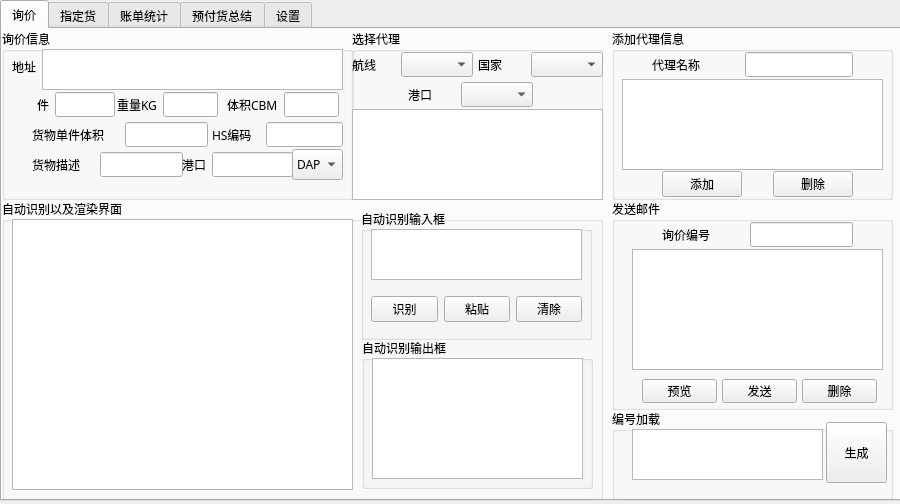
Qt form Ui/untitled.ui (jerryliang122-vast/working-CIF-service) before a commit.
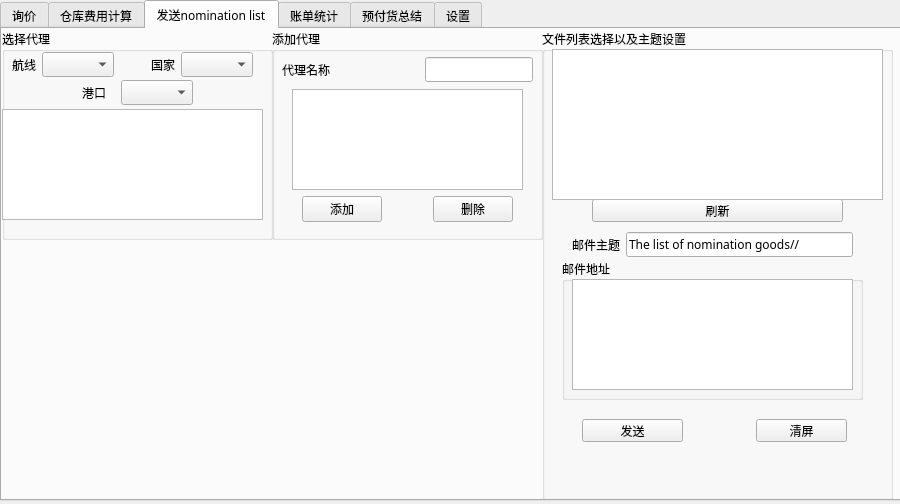
The same form after that commit. The open tabs and pages were chosen to show the change.

Diff of the .ui file:
```diff
--- a/Ui/untitled.ui
+++ b/Ui/untitled.ui
@@ -1583,7 +1583,7 @@
    </widget>
    <widget class="QWidget" name="tab_4">
     <attribute name="title">
-     <string>指定货</string>
+     <string>仓库费用计算</string>
     </attribute>
     <widget class="QGroupBox" name="groupBox_9">
      <property name="geometry">
@@ -2273,6 +2273,317 @@
      </widget>
     </widget>
    </widget>
+   <widget class="QWidget" name="tab_6">
+    <attribute name="title">
+     <string>发送nomination list</string>
+    </attribute>
+    <widget class="QGroupBox" name="groupBox_20">
+     <property name="geometry">
+      <rect>
+       <x>0</x>
+       <y>0</y>
+       <width>271</width>
+       <height>211</height>
+      </rect>
+     </property>
+     <property name="title">
+      <string>选择代理</string>
+     </property>
+     <widget class="QWidget" name="horizontalLayoutWidget_21">
+      <property name="geometry">
+       <rect>
+        <x>10</x>
+        <y>20</y>
+        <width>241</width>
+        <height>31</height>
+       </rect>
+      </property>
+      <layout class="QHBoxLayout" name="horizontalLayout_47">
+       <item>
+        <layout class="QHBoxLayout" name="horizontalLayout_44">
+         <item>
+          <widget class="QLabel" name="label_43">
+           <property name="text">
+            <string>航线</string>
+           </property>
+          </widget>
+         </item>
+         <item>
+          <widget class="QComboBox" name="nom_line"/>
+         </item>
+        </layout>
+       </item>
+       <item>
+        <spacer name="horizontalSpacer_18">
+         <property name="orientation">
+          <enum>Qt::Horizontal</enum>
+         </property>
+         <property name="sizeHint" stdset="0">
+          <size>
+           <width>40</width>
+           <height>20</height>
+          </size>
+         </property>
+        </spacer>
+       </item>
+       <item>
+        <layout class="QHBoxLayout" name="horizontalLayout_45">
+         <item>
+          <widget class="QLabel" name="label_44">
+           <property name="text">
+            <string>国家</string>
+           </property>
+          </widget>
+         </item>
+         <item>
+          <widget class="QComboBox" name="nom_countries"/>
+         </item>
+        </layout>
+       </item>
+      </layout>
+     </widget>
+     <widget class="QWidget" name="horizontalLayoutWidget_20">
+      <property name="geometry">
+       <rect>
+        <x>80</x>
+        <y>50</y>
+        <width>111</width>
+        <height>27</height>
+       </rect>
+      </property>
+      <layout class="QHBoxLayout" name="horizontalLayout_46">
+       <item>
+        <widget class="QLabel" name="label_45">
+         <property name="text">
+          <string>港口</string>
+         </property>
+        </widget>
+       </item>
+       <item>
+        <widget class="QComboBox" name="nom_port"/>
+       </item>
+      </layout>
+     </widget>
+     <widget class="QListView" name="nom_port_list">
+      <property name="geometry">
+       <rect>
+        <x>0</x>
+        <y>80</y>
+        <width>261</width>
+        <height>111</height>
+       </rect>
+      </property>
+     </widget>
+    </widget>
+    <widget class="QGroupBox" name="groupBox_19">
+     <property name="geometry">
+      <rect>
+       <x>270</x>
+       <y>0</y>
+       <width>271</width>
+       <height>211</height>
+      </rect>
+     </property>
+     <property name="title">
+      <string>添加代理</string>
+     </property>
+     <widget class="QWidget" name="horizontalLayoutWidget_23">
+      <property name="geometry">
+       <rect>
+        <x>10</x>
+        <y>20</y>
+        <width>251</width>
+        <height>41</height>
+       </rect>
+      </property>
+      <layout class="QHBoxLayout" name="horizontalLayout_48">
+       <item>
+        <widget class="QLabel" name="label_46">
+         <property name="text">
+          <string>代理名称</string>
+         </property>
+        </widget>
+       </item>
+       <item>
+        <spacer name="horizontalSpacer_19">
+         <property name="orientation">
+          <enum>Qt::Horizontal</enum>
+         </property>
+         <property name="sizeHint" stdset="0">
+          <size>
+           <width>40</width>
+           <height>20</height>
+          </size>
+         </property>
+        </spacer>
+       </item>
+       <item>
+        <widget class="QLineEdit" name="nom_agent_name"/>
+       </item>
+      </layout>
+     </widget>
+     <widget class="QPlainTextEdit" name="nom_agent_email_list">
+      <property name="geometry">
+       <rect>
+        <x>20</x>
+        <y>60</y>
+        <width>231</width>
+        <height>101</height>
+       </rect>
+      </property>
+     </widget>
+    </widget>
+    <widget class="QWidget" name="horizontalLayoutWidget_24">
+     <property name="geometry">
+      <rect>
+       <x>300</x>
+       <y>160</y>
+       <width>211</width>
+       <height>41</height>
+      </rect>
+     </property>
+     <layout class="QHBoxLayout" name="horizontalLayout_49">
+      <item>
+       <widget class="QPushButton" name="nom_agent_add">
+        <property name="text">
+         <string>添加</string>
+        </property>
+       </widget>
+      </item>
+      <item>
+       <spacer name="horizontalSpacer_20">
+        <property name="orientation">
+         <enum>Qt::Horizontal</enum>
+        </property>
+        <property name="sizeHint" stdset="0">
+         <size>
+          <width>40</width>
+          <height>20</height>
+         </size>
+        </property>
+       </spacer>
+      </item>
+      <item>
+       <widget class="QPushButton" name="nom_agent_delete">
+        <property name="text">
+         <string>删除</string>
+        </property>
+       </widget>
+      </item>
+     </layout>
+    </widget>
+    <widget class="QGroupBox" name="groupBox_21">
+     <property name="geometry">
+      <rect>
+       <x>540</x>
+       <y>0</y>
+       <width>351</width>
+       <height>471</height>
+      </rect>
+     </property>
+     <property name="title">
+      <string>文件列表选择以及主题设置</string>
+     </property>
+     <widget class="QPushButton" name="nom_file_list_update">
+      <property name="geometry">
+       <rect>
+        <x>50</x>
+        <y>170</y>
+        <width>251</width>
+        <height>23</height>
+       </rect>
+      </property>
+      <property name="text">
+       <string>刷新</string>
+      </property>
+     </widget>
+     <widget class="QWidget" name="horizontalLayoutWidget_25">
+      <property name="geometry">
+       <rect>
+        <x>30</x>
+        <y>200</y>
+        <width>281</width>
+        <height>31</height>
+       </rect>
+      </property>
+      <layout class="QHBoxLayout" name="horizontalLayout_50">
+       <item>
+        <widget class="QLabel" name="label_47">
+         <property name="text">
+          <string>邮件主题</string>
+         </property>
+        </widget>
+       </item>
+       <item>
+        <widget class="QLineEdit" name="nom_email_subject">
+         <property name="text">
+          <string>The list of nomination goods//</string>
+         </property>
+        </widget>
+       </item>
+      </layout>
+     </widget>
+     <widget class="QGroupBox" name="groupBox_22">
+      <property name="geometry">
+       <rect>
+        <x>20</x>
+        <y>230</y>
+        <width>301</width>
+        <height>141</height>
+       </rect>
+      </property>
+      <property name="title">
+       <string>邮件地址</string>
+      </property>
+      <widget class="QTableView" name="nom_email_list">
+       <property name="geometry">
+        <rect>
+         <x>10</x>
+         <y>20</y>
+         <width>281</width>
+         <height>111</height>
+        </rect>
+       </property>
+      </widget>
+     </widget>
+     <widget class="QPushButton" name="nom_email_send">
+      <property name="geometry">
+       <rect>
+        <x>40</x>
+        <y>390</y>
+        <width>101</width>
+        <height>23</height>
+       </rect>
+      </property>
+      <property name="text">
+       <string>发送</string>
+      </property>
+     </widget>
+     <widget class="QPushButton" name="nom_clean_screen">
+      <property name="geometry">
+       <rect>
+        <x>214</x>
+        <y>390</y>
+        <width>91</width>
+        <height>23</height>
+       </rect>
+      </property>
+      <property name="text">
+       <string>清屏</string>
+      </property>
+     </widget>
+     <widget class="QTableView" name="nom_file_list">
+      <property name="geometry">
+       <rect>
+        <x>10</x>
+        <y>20</y>
+        <width>331</width>
+        <height>151</height>
+       </rect>
+      </property>
+     </widget>
+    </widget>
+   </widget>
    <widget class="QWidget" name="tab_5">
     <attribute name="title">
      <string>账单统计</string>
```
Left out of the diff: 12 changed lines with no effect on the pictures.
